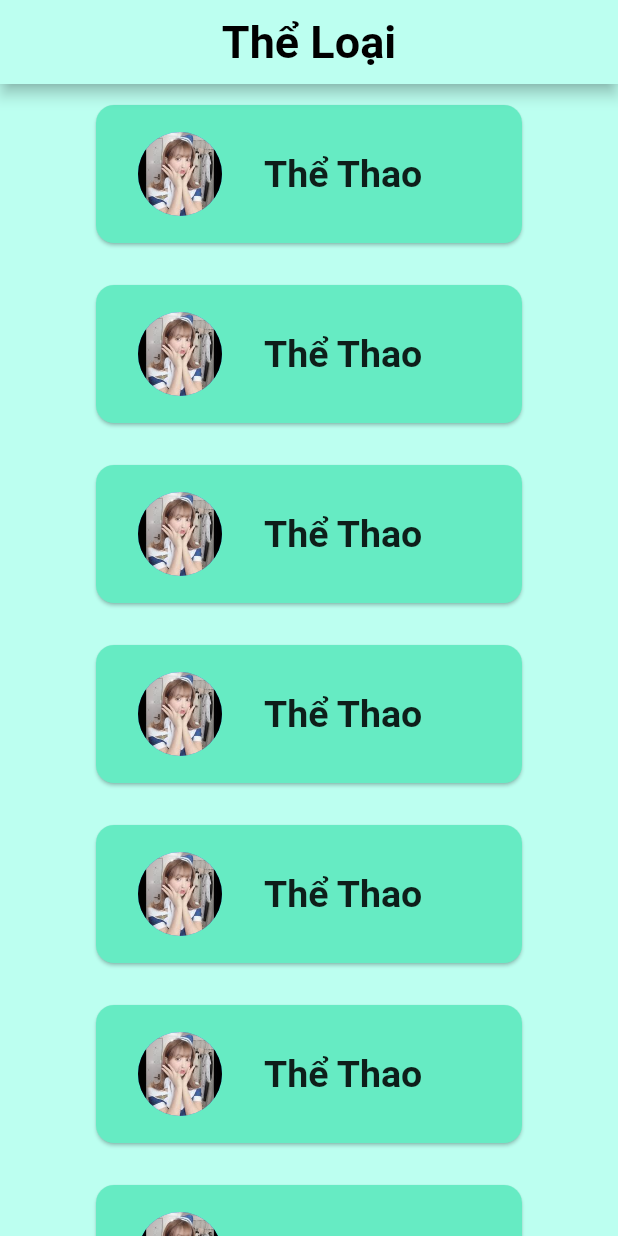
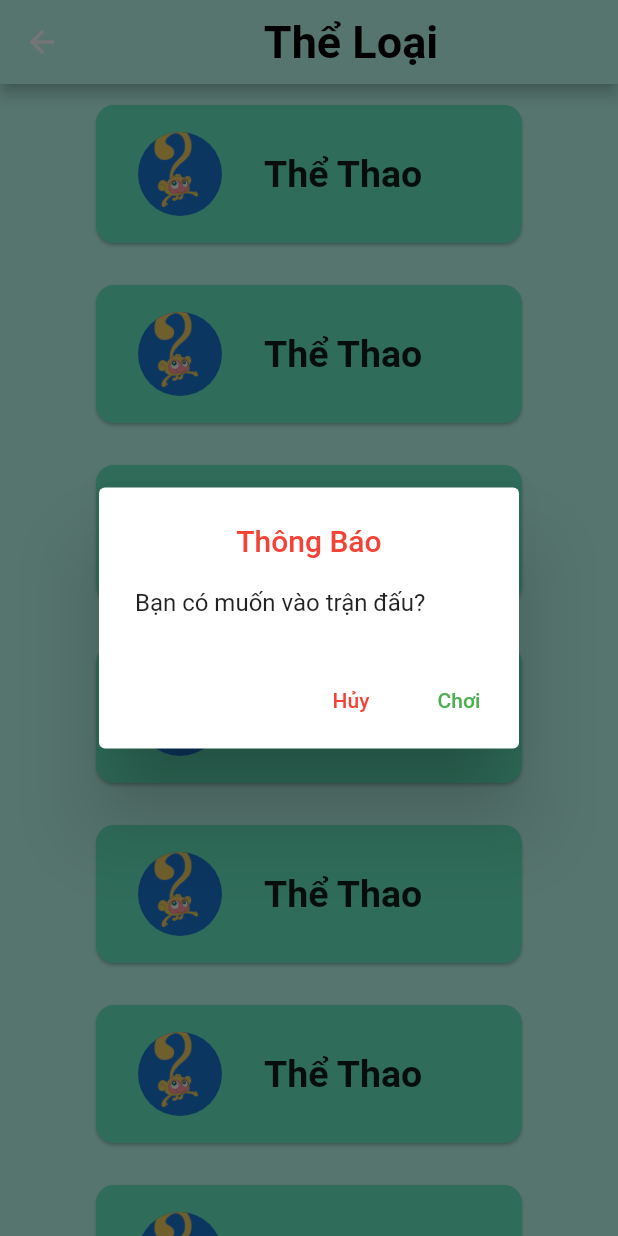
Before and after one commit to adsktin/App_Trac_Nghiem, a Flutter app: the TypeQuestions screen opened directly, after a tap on "Thể Thao", on a phone screen of 412 x 824 dp. Run offline on Flutter 3.47's test engine with Material 2 defaults, Android fonts, the phone set to English and light mode, and no system bars; our stand-ins replace lottie.

Commit message:
update rout color pages

```diff
--- a/app_trac_nghiem/lib/home.dart
+++ b/app_trac_nghiem/lib/home.dart
@@ -194,7 +194,9 @@ class _HomeState extends State<Home> {
                 color: Colors.black,
                 size: 35,
               ),
-              onPressed: () {},
+              onPressed: () {
+
+              },
             ),
           ],
         ),
--- a/app_trac_nghiem/lib/type_questions.dart
+++ b/app_trac_nghiem/lib/type_questions.dart
@@ -41,7 +41,9 @@ class _TypeQuestionsState extends State<TypeQuestions> {
                   itemCount: 10,
                   itemBuilder: (BuildContext context, int index) {
                     return InkWell(
-                      onTap: () {},
+                      onTap: () {
+                        showAlertDialog(context);
+                      },
                       child: const Padding(
                         padding: EdgeInsets.fromLTRB(60, 10, 60, 10),
                         child: SizedBox(
@@ -58,7 +60,7 @@ class _TypeQuestionsState extends State<TypeQuestions> {
                                 leading: CircleAvatar(
                                     radius: 40,
                                     backgroundImage: AssetImage(
-                                        'assets/images/hinhgaidep.jpg')),
+                                        'assets/images/monkeylogo.png')),
                                 title: Text(
                                   'Thể Thao',
                                   style: TextStyle(
@@ -79,3 +81,52 @@ class _TypeQuestionsState extends State<TypeQuestions> {
     );
   }
 }
+
+showAlertDialog(BuildContext context) {
+  // set up the buttons
+  Widget cancelButton = TextButton(
+    child: const Text(
+      'Hủy',
+      style: TextStyle(color: Colors.red),
+    ),
+    onPressed: () {
+      Navigator.of(context, rootNavigator: true).pop();
+    },
+  );
+  Widget continueButton = TextButton(
+    child: const Text(
+      "Chơi",
+      style: TextStyle(color: Colors.green),
+    ),
+    onPressed: () {
+      //Navigator.push(
+      //context, MaterialPageRoute(builder: (context) => Page1()));
+      Navigator.of(context, rootNavigator: true).pushNamed('/firstscreen');
+    },
+  );
+
+  // set up the AlertDialog
+  AlertDialog alert = AlertDialog(
+    //backgroundColor: Colors.greenAccent,
+
+    title: const Text(
+      "Thông Báo",
+      textAlign: TextAlign.center,
+      style: TextStyle(color: Colors.red),
+    ),
+    content: const Text("Bạn có muốn vào trận đấu?"),
+    actions: [
+
+      cancelButton,
+      continueButton,
+    ],
+  );
+
+  // show the dialog
+  showDialog(
+    context: context,
+    builder: (BuildContext context) {
+      return alert;
+    },
+  );
+}
```
Also changed, not shown: app_trac_nghiem/lib/firstscreen.dart (+23 -3 lines), app_trac_nghiem/lib/loading.dart (+34 -2 lines), app_trac_nghiem/lib/login.dart (+29 -7 lines), app_trac_nghiem/lib/main.dart (+10 -35 lines), app_trac_nghiem/lib/register.dart (+29 -10 lines).
